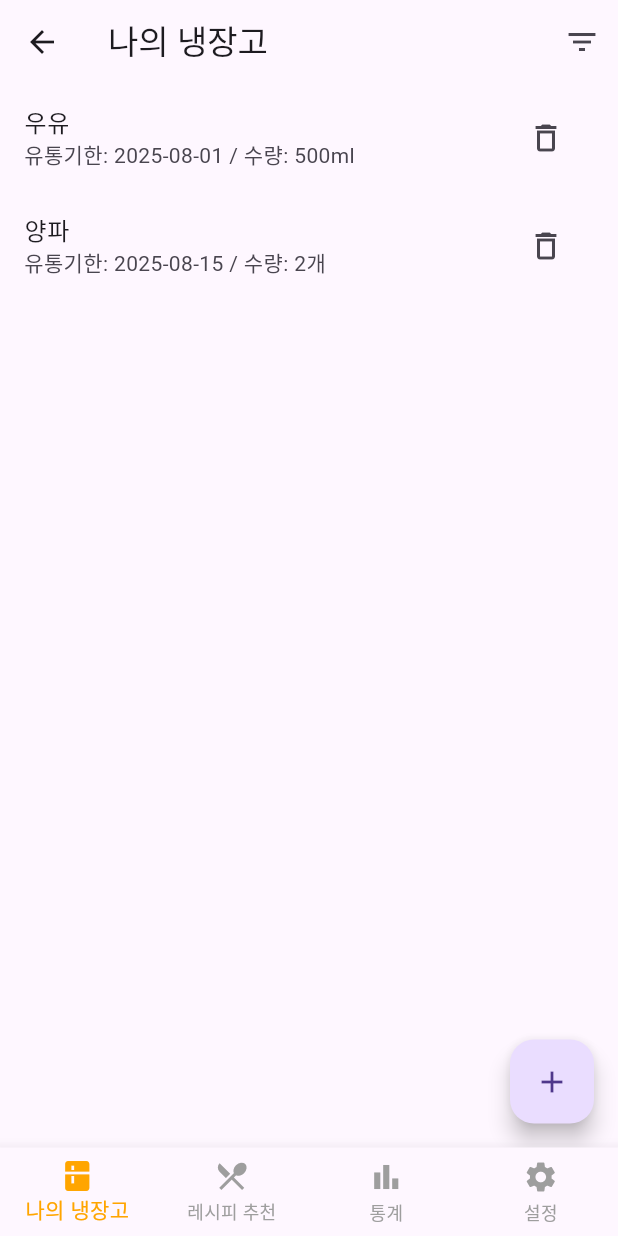
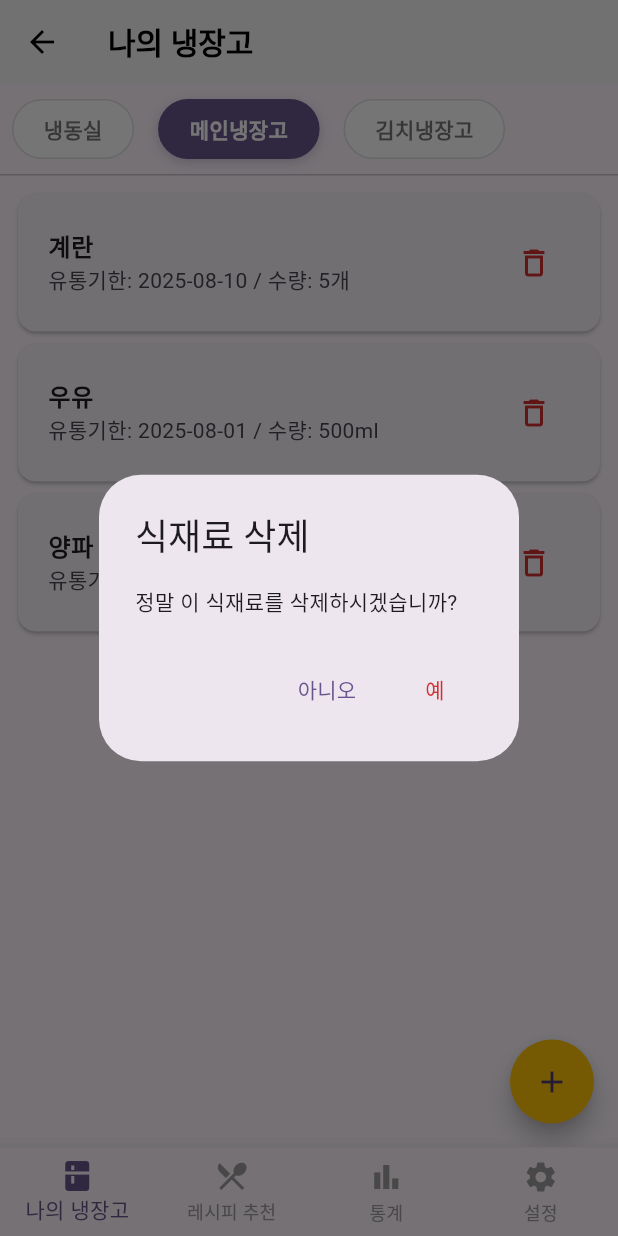
Before and after one commit to SeongYeonUk/food_recipe_app, a Flutter app: the MainScreen screen opened by its route, after a tap on the "delete outline" icon, on a phone screen of 412 x 824 dp. Run offline on Flutter 3.47's test engine with Material 3 defaults, Android fonts, the light colour scheme and no system bars; drawn by our look-alikes of flutter_speed_dial; our stand-ins replace flutter_secure_storage, jwt_decoder; accounts and stored records are empty.

```diff
--- a/frontend/lib/main.dart
+++ b/frontend/lib/main.dart
@@ -1,7 +1,12 @@
 // frontend/lib/main.dart
+// 이 파일의 내용을 아래 코드로 완전히 교체해주세요.
 
 import 'package:flutter/material.dart';
 import 'package:flutter_secure_storage/flutter_secure_storage.dart';
+
+// [수정] 우리가 만든 테마 파일을 import 합니다.
+import 'package:food_recipe_app/common/const/app_theme.dart';
+
 import 'package:food_recipe_app/screens/login_screen.dart';
 import 'package:food_recipe_app/screens/main_screen.dart';
 import 'package:food_recipe_app/screens/settings_screen.dart';
@@ -38,6 +43,7 @@ class MyApp extends StatelessWidget {
     return MaterialApp(
       navigatorKey: navigatorKey,
       title: 'Food Recipe App',
+      debugShowCheckedModeBanner: false, // 디버그 배너 숨기기
       initialRoute: '/',
       routes: {
         '/': (context) => const SplashScreen(),
@@ -47,10 +53,8 @@ class MyApp extends StatelessWidget {
         '/main': (context) => const MainScreen(),
         '/settings': (context) => const SettingsScreen(),
       },
-      theme: ThemeData(
-        primaryColor: const Color(0xFFFFA500), // 예시 Primary Color
-        // 다른 테마 설정 추가 가능
-      ),
+      // [수정] 직접 정의하던 테마 대신, app_theme.dart의 테마를 사용합니다.
+      theme: AppTheme.theme,
     );
   }
 }
--- /dev/null
+++ b/frontend/lib/models/ingredient_model.dart
@@ -0,0 +1,17 @@
+// lib/models/ingredient_model.dart
+
+class Ingredient {
+  final String id;
+  String name;
+  DateTime expiryDate;
+  String quantity;
+  final String refrigeratorType; // '메인냉장고', '냉동실', '김치냉장고'
+
+  Ingredient({
+    required this.id,
+    required this.name,
+    required this.expiryDate,
+    required this.quantity,
+    required this.refrigeratorType,
+  });
+}
--- a/frontend/lib/screens/main_screen.dart
+++ b/frontend/lib/screens/main_screen.dart
@@ -1,13 +1,25 @@
+// lib/screens/main_screen.dart
+// 이 파일의 내용을 아래 코드로 완전히 교체해주세요.
+
 import 'package:flutter/material.dart';
 import 'package:flutter/services.dart';
+
+import 'package:food_recipe_app/screens/refrigerator_screen.dart';
 import 'package:food_recipe_app/screens/settings_screen.dart';
 
-// [수정] 원래의 스크린 파일들을 다시 import 합니다.
-import 'package:food_recipe_app/screens/ingredient_management_screen.dart';
-import 'package:food_recipe_app/screens/recipe_recommendation_screen.dart';
-import 'package:food_recipe_app/screens/statistics_report_screen.dart';
+// 아직 만들지 않은 화면들을 위한 임시 위젯 (오류 방지용)
+class PlaceholderScreen extends StatelessWidget {
+  final String title;
+  const PlaceholderScreen({super.key, required this.title});
 
-// [제거] 임시로 만들었던 PlaceholderScreen은 이제 필요 없으므로 삭제합니다.
+  @override
+  Widget build(BuildContext context) {
+    return Scaffold(
+      appBar: AppBar(title: Text(title)),
+      body: Center(child: Text('$title 화면', style: const TextStyle(fontSize: 24))),
+    );
+  }
+}
 
 class MainScreen extends StatefulWidget {
   const MainScreen({super.key});
@@ -19,12 +31,11 @@ class MainScreen extends StatefulWidget {
 class _MainScreenState extends State<MainScreen> {
   int _selectedIndex = 0;
 
-  // [수정] _widgetOptions 리스트를 원래의 실제 화면 위젯들로 복원합니다.
   final List<Widget> _widgetOptions = [
-    const IngredientManagementScreen(),
-    const RecipeRecommendationScreen(),
-    const StatisticsReportScreen(),
-    const SettingsScreen(),
+    const RefrigeratorScreen(), // 첫 번째 탭은 '나의 냉장고' 화면
+    const PlaceholderScreen(title: '레시피 추천'), // 두 번째 탭은 임시 화면
+    const PlaceholderScreen(title: '통계'), // 세 번째 탭은 임시 화면
+    const SettingsScreen(), // 네 번째 탭은 설정 화면
   ];
 
   void _onItemTapped(int index) {
@@ -98,7 +109,7 @@ class _MainScreenState extends State<MainScreen> {
           ],
           currentIndex: _selectedIndex,
           unselectedItemColor: Colors.grey,
-          selectedItemColor: Theme.of(context).primaryColor,
+          selectedItemColor: Theme.of(context).colorScheme.primary,
           onTap: _onItemTapped,
           type: BottomNavigationBarType.fixed,
         ),
--- /dev/null
+++ b/frontend/lib/screens/refrigerator_screen.dart
@@ -0,0 +1,226 @@
+// lib/screens/refrigerator_screen.dart
+// 이 파일의 내용을 아래 코드로 완전히 교체해주세요.
+
+import 'package:flutter/material.dart';
+import 'package:flutter_speed_dial/flutter_speed_dial.dart';
+import 'package:intl/intl.dart';
+
+import '../models/ingredient_model.dart';
+import 'ingredient_management_screen.dart';
+
+class RefrigeratorScreen extends StatefulWidget {
+  const RefrigeratorScreen({super.key});
+
+  @override
+  State<RefrigeratorScreen> createState() => _RefrigeratorScreenState();
+}
+
+class _RefrigeratorScreenState extends State<RefrigeratorScreen> {
+  final List<String> _refrigeratorTypes = ['냉동실', '메인냉장고', '김치냉장고'];
+  String _selectedRefrigerator = '메인냉장고';
+
+  List<Ingredient> _allIngredients = [
+    Ingredient(id: '1', name: '계란', expiryDate: DateTime(2025, 8, 10), quantity: '5개', refrigeratorType: '메인냉장고'),
+    Ingredient(id: '2', name: '우유', expiryDate: DateTime(2025, 8, 1), quantity: '500ml', refrigeratorType: '메인냉장고'),
+    Ingredient(id: '3', name: '양파', expiryDate: DateTime(2025, 8, 15), quantity: '2개', refrigeratorType: '메인냉장고'),
+    Ingredient(id: '4', name: '냉동 만두', expiryDate: DateTime(2026, 1, 20), quantity: '1봉지', refrigeratorType: '냉동실'),
+    Ingredient(id: '5', name: '배추김치', expiryDate: DateTime(2025, 10, 5), quantity: '1포기', refrigeratorType: '김치냉장고'),
+  ];
+  List<Ingredient> _filteredIngredients = [];
+
+  @override
+  void initState() {
+    super.initState();
+    _filterIngredients();
+  }
+
+  void _filterIngredients() {
+    setState(() {
+      _filteredIngredients = _allIngredients
+          .where((i) => i.refrigeratorType == _selectedRefrigerator)
+          .toList();
+    });
+  }
+
+  Future<void> _navigateAndManageIngredient(Ingredient? ingredient) async {
+    final result = await Navigator.of(context).push(
+      MaterialPageRoute(
+        builder: (context) =>
+            IngredientManagementScreen(ingredient: ingredient),
+      ),
+    );
+
+    if (result != null && result is Ingredient) {
+      setState(() {
+        final index = _allIngredients.indexWhere((ing) => ing.id == result.id);
+        if (index != -1) {
+          _allIngredients[index] = result;
+        } else {
+          _allIngredients.add(result);
+        }
+        _filterIngredients();
+      });
+    }
+  }
+
+  void _deleteIngredient(String id) {
+    showDialog(
+      context: context,
+      builder: (ctx) => AlertDialog(
+        title: const Text('식재료 삭제'),
+        content: const Text('정말 이 식재료를 삭제하시겠습니까?'),
+        actions: [
+          TextButton(
+              onPressed: () => Navigator.of(ctx).pop(), child: const Text('아니오')),
+          TextButton(
+            onPressed: () {
+              setState(() {
+                _allIngredients.removeWhere((ing) => ing.id == id);
+                _filterIngredients();
+              });
+              Navigator.of(ctx).pop();
+            },
+            child: Text('예', style: TextStyle(color: Colors.red[700])),
+          ),
+        ],
+      ),
+    );
+  }
+
+  @override
+  Widget build(BuildContext context) {
+    return Scaffold(
+      appBar: AppBar(
+        title: const Text('나의 냉장고'),
+      ),
+      body: Column(
+        children: [
+          _buildRefrigeratorTabs(),
+          const Divider(height: 1),
+          Expanded(child: _buildIngredientList()),
+        ],
+      ),
+      floatingActionButton: _buildSpeedDial(),
+    );
+  }
+
+  Widget _buildRefrigeratorTabs() {
+    final colorScheme = Theme.of(context).colorScheme;
+    return SizedBox(
+      height: 60,
+      child: ListView.builder(
+        scrollDirection: Axis.horizontal,
+        itemCount: _refrigeratorTypes.length,
+        itemBuilder: (context, index) {
+          final type = _refrigeratorTypes[index];
+          final isSelected = type == _selectedRefrigerator;
+          return Padding(
+            padding:
+            const EdgeInsets.symmetric(horizontal: 8.0, vertical: 10.0),
+            child: GestureDetector(
+              onTap: () {
+                setState(() {
+                  _selectedRefrigerator = type;
+                  _filterIngredients();
+                });
+              },
+              child: AnimatedContainer(
+                duration: const Duration(milliseconds: 200),
+                padding: const EdgeInsets.symmetric(horizontal: 20),
+                decoration: BoxDecoration(
+                    color: isSelected ? colorScheme.primary : Colors.white,
+                    borderRadius: BorderRadius.circular(20),
+                    border: Border.all(
+                      color:
+                      isSelected ? colorScheme.primary : Colors.grey[300]!,
+                    ),
+                    boxShadow: [
+                      if (isSelected)
+                        BoxShadow(
+                          color: colorScheme.primary.withOpacity(0.3),
+                          blurRadius: 5,
+                          offset: const Offset(0, 2),
+                        )
+                    ]),
+                child: Center(
+                  child: Text(
+                    type,
+                    style: TextStyle(
+                      fontWeight: FontWeight.bold,
+                      color:
+                      isSelected ? colorScheme.onPrimary : Colors.black54,
+                    ),
+                  ),
+                ),
+              ),
+            ),
+          );
+        },
+      ),
+    );
+  }
+
+  Widget _buildIngredientList() {
+    if (_filteredIngredients.isEmpty) {
+      return Center(
+          child: Text('텅 비었어요!\n식재료를 추가해보세요.',
+              textAlign: TextAlign.center,
+              style: TextStyle(color: Colors.grey[600])));
+    }
+    return ListView.builder(
+      padding: const EdgeInsets.all(8.0),
+      itemCount: _filteredIngredients.length,
+      itemBuilder: (context, index) {
+        final ingredient = _filteredIngredients[index];
+        final formattedDate =
+        DateFormat('yyyy-MM-dd').format(ingredient.expiryDate);
+
+        return Card(
+          child: ListTile(
+            contentPadding:
+            const EdgeInsets.symmetric(horizontal: 20, vertical: 10),
+            title: Text(ingredient.name,
+                style:
+                const TextStyle(fontWeight: FontWeight.bold, fontSize: 16)),
+            subtitle:
+            Text('유통기한: $formattedDate / 수량: ${ingredient.quantity}'),
+            trailing: IconButton(
+              icon: Icon(Icons.delete_outline, color: Colors.red[700]),
+              onPressed: () => _deleteIngredient(ingredient.id),
+            ),
+            onTap: () => _navigateAndManageIngredient(ingredient),
+          ),
+        );
+      },
+    );
+  }
+
+  Widget _buildSpeedDial() {
+    return SpeedDial(
+      icon: Icons.add,
+      activeIcon: Icons.close,
+      overlayColor: Colors.black,
+      overlayOpacity: 0.4,
+      children: [
+        SpeedDialChild(
+          child: const Icon(Icons.edit),
+          label: '수동 입력',
+          backgroundColor: Colors.white,
+          onTap: () => _navigateAndManageIngredient(null),
+        ),
+        SpeedDialChild(
+          child: const Icon(Icons.camera_alt_outlined),
+          label: 'OCR (영수증)',
+          backgroundColor: Colors.white,
+          onTap: () {},
+        ),
+        SpeedDialChild(
+          child: const Icon(Icons.qr_code_scanner),
+          label: '바코드',
+          backgroundColor: Colors.white,
+          onTap: () {},
+        ),
+      ],
+    );
+  }
+}
--- a/frontend/pubspec.yaml
+++ b/frontend/pubspec.yaml
@@ -37,6 +37,8 @@ dependencies:
   http: ^1.2.1
   flutter_secure_storage: ^9.0.0
   jwt_decoder: ^2.0.1
+  flutter_speed_dial: ^7.0.0
+  intl: ^0.19.0
 dev_dependencies:
   flutter_test:
     sdk: flutter
```
Also changed, not shown: frontend/lib/common/const/app_theme.dart (added, +32 -0 lines), frontend/lib/screens/ingredient_management_screen.dart (+143 -70 lines), frontend/lib/screens/login_screen.dart (+36 -15 lines), frontend/lib/user/user_repository.dart (+19 -1 lines), frontend/pubspec.lock, 4 other files.
